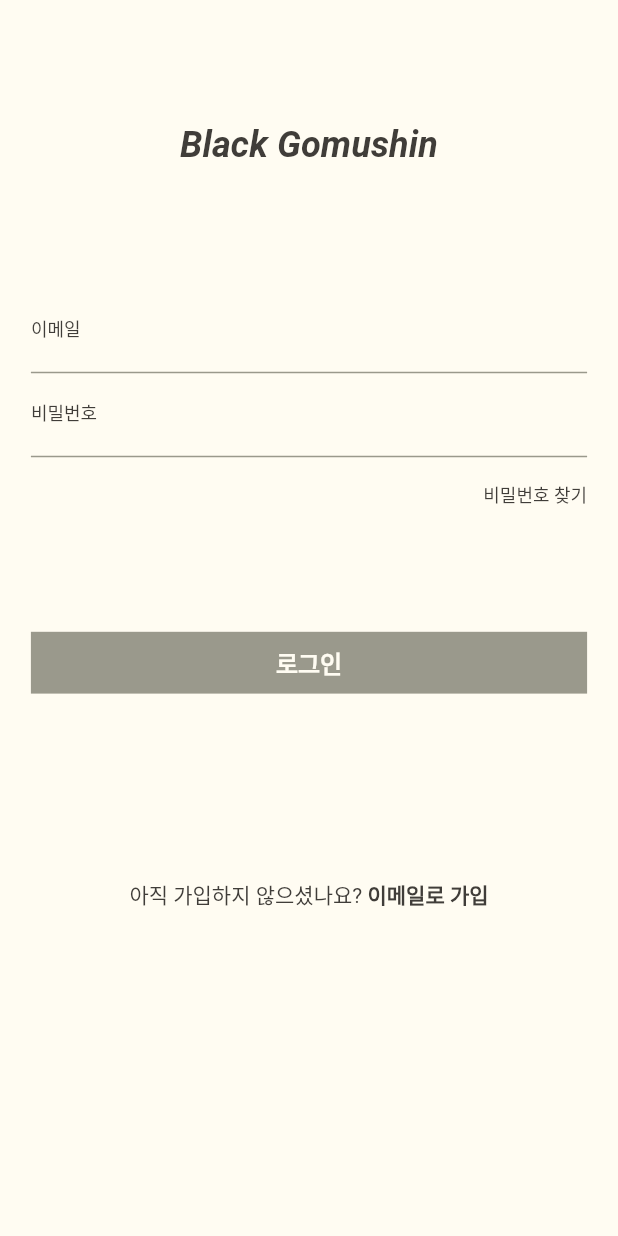
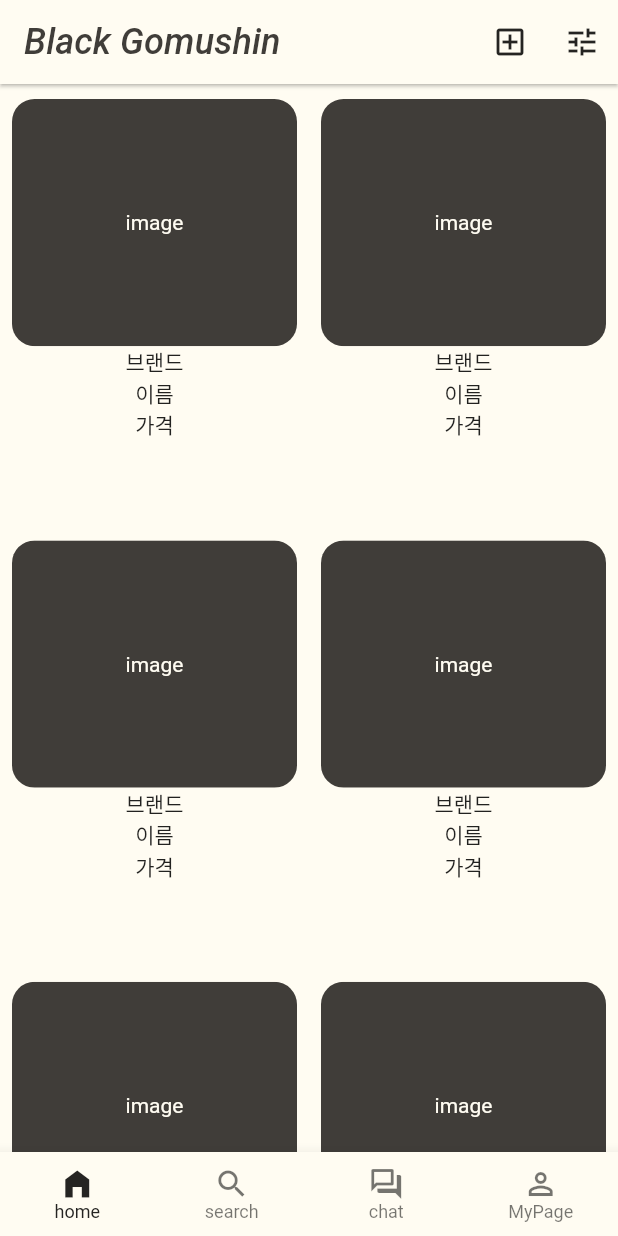
Before and after one commit to Koozzi/black-gomushin, a Flutter app: the screen it shows after launch, on a phone screen of 412 x 824 dp. Run offline on Flutter 3.47's test engine with Material 2 defaults, Android fonts, the phone set to English and light mode, and no system bars.

Commit message:
feat : main page Widget
GridView 이용하여 main page widget 구현

```diff
--- a/mobile/lib/main.dart
+++ b/mobile/lib/main.dart
@@ -1,3 +1,5 @@
+import 'pages/app.dart';
+
 import 'pages/auth/auth_page.dart';
 import 'package:flutter/material.dart';
 import 'package:provider/provider.dart';
@@ -13,11 +15,13 @@
   @override
   Widget build(BuildContext context) {
     return MaterialApp(
+      debugShowCheckedModeBanner: false,
       home: MultiProvider(
         providers: [
           ChangeNotifierProvider(create: (context) => SignInOrUp()),
         ],
-        child: AuthPage(),
+        // child: AuthPage(),
+        child: App(),
       ),
     );
   }
--- /dev/null
+++ b/mobile/lib/pages/app.dart
@@ -0,0 +1,83 @@
+import 'chat/chat.dart';
+import 'mypage/my_page.dart';
+import 'search/search.dart';
+import '../themes/color_styles.dart';
+import 'package:flutter/material.dart';
+
+import 'home/home.dart';
+
+class App extends StatefulWidget {
+  @override
+  _AppState createState() => _AppState();
+}
+
+class _AppState extends State<App> {
+  int _currentPageIndex;
+
+  @override
+  void initState() {
+    _currentPageIndex = 0;
+    super.initState();
+  }
+
+  @override
+  Widget build(BuildContext context) {
+    return Scaffold(
+      backgroundColor: ColorsZoo.background,
+      body: _buildBody(),
+      bottomNavigationBar: _buildBottomNavigationBar(),
+    );
+  }
+
+  BottomNavigationBar _buildBottomNavigationBar() {
+    return BottomNavigationBar(
+      backgroundColor: ColorsZoo.background,
+      onTap: (index) {
+        setState(() {
+          _currentPageIndex = index;
+        });
+      },
+      type: BottomNavigationBarType.fixed,
+      currentIndex: _currentPageIndex,
+      selectedItemColor: ColorsZoo.bottomNavColor,
+      selectedFontSize: 12,
+      items: [
+        _buildBottomNavigationBarItem(
+            "home", Icons.home_filled, Icons.home_outlined),
+        _buildBottomNavigationBarItem(
+            "search", Icons.search, Icons.search_outlined),
+        _buildBottomNavigationBarItem(
+            "chat", Icons.question_answer, Icons.question_answer_outlined),
+        _buildBottomNavigationBarItem(
+            "MyPage", Icons.person, Icons.perm_identity_outlined),
+      ],
+    );
+  }
+
+  BottomNavigationBarItem _buildBottomNavigationBarItem(
+      String label, IconData ativeIcon, IconData icon) {
+    return BottomNavigationBarItem(
+      activeIcon: Icon(ativeIcon),
+      label: label,
+      icon: Icon(icon),
+    );
+  }
+
+  Widget _buildBody() {
+    switch (_currentPageIndex) {
+      case 0:
+        return Home();
+        break;
+      case 1:
+        return Search();
+        break;
+      case 2:
+        return Chat();
+        break;
+      case 3:
+        return MyPage();
+        break;
+    }
+    return Container();
+  }
+}
--- a/mobile/lib/pages/auth/auth_page.dart
+++ b/mobile/lib/pages/auth/auth_page.dart
@@ -4,7 +4,7 @@
 import 'package:provider/provider.dart';
 
 class AuthPage extends StatelessWidget {
-  final TextEditingController _emailController = TextEditingController();
+  final TextEditingController _idController = TextEditingController();
   final TextEditingController _passwordController = TextEditingController();
 
   @override
@@ -56,7 +56,7 @@
                     ),
                     children: <TextSpan>[
                       TextSpan(
-                          text: ' 이메일로 가입',
+                          text: ' 회원가입',
                           style: TextStyle(
                               color: ColorsZoo.fontColor,
                               fontWeight: FontWeight.bold)),
@@ -103,17 +103,17 @@
         children: [
           TextFormField(
             style: TextStyle(color: ColorsZoo.fontColor),
-            controller: _emailController,
+            controller: _idController,
             decoration: InputDecoration(
                 enabledBorder: UnderlineInputBorder(
                   borderSide: BorderSide(color: ColorsZoo.lineColor),
                 ),
-                labelText: "이메일",
+                labelText: "아이디",
                 labelStyle:
                     TextStyle(color: ColorsZoo.fontColor, fontSize: 12)),
             validator: (String value) {
               if (value.isEmpty) {
-                return "올바른 이메일을 입력해주세요.";
+                return "올바른 아이디 입력해주세요.";
               }
               return null;
             },
--- /dev/null
+++ b/mobile/lib/pages/chat/chat.dart
@@ -0,0 +1,15 @@
+import 'package:flutter/material.dart';
+
+class Chat extends StatefulWidget {
+  @override
+  _ChatState createState() => _ChatState();
+}
+
+class _ChatState extends State<Chat> {
+  @override
+  Widget build(BuildContext context) {
+    return Container(
+      child: Center(child: Text("chat")),
+    );
+  }
+}
--- /dev/null
+++ b/mobile/lib/pages/home/home.dart
@@ -0,0 +1,90 @@
+import 'package:black_gomushin/themes/color_styles.dart';
+import 'package:flutter/material.dart';
+
+class Home extends StatefulWidget {
+  @override
+  _HomeState createState() => _HomeState();
+}
+
+class _HomeState extends State<Home> {
+  Size size;
+
+  @override
+  void didChangeDependencies() {
+    size = MediaQuery.of(context).size;
+    super.didChangeDependencies();
+  }
+
+  @override
+  Widget build(BuildContext context) {
+    return Scaffold(
+      backgroundColor: ColorsZoo.background,
+      appBar: _buildAppBar(),
+      body: _buildBody(),
+    );
+  }
+
+  GridView _buildBody() {
+    return GridView.builder(
+        gridDelegate: SliverGridDelegateWithFixedCrossAxisCount(
+          crossAxisCount: 2,
+          childAspectRatio: 0.7,
+        ),
+        itemCount: 10,
+        itemBuilder: (context, index) {
+          return Padding(
+            padding: const EdgeInsets.symmetric(horizontal: 8.0, vertical: 10),
+            child: Column(
+              children: [
+                ClipRRect(
+                  child: Container(
+                    width: size.width * 0.5,
+                    height: size.width * 0.4,
+                    color: ColorsZoo.fontColor,
+                    child: Center(
+                      child: Text(
+                        "image",
+                        style: TextStyle(color: ColorsZoo.fontColor2),
+                      ),
+                    ),
+                  ),
+                  borderRadius: BorderRadius.all(Radius.circular(15)),
+                ),
+                Text("브랜드"),
+                Text("이름"),
+                Text("가격"),
+              ],
+            ),
+          );
+        });
+  }
+
+  AppBar _buildAppBar() {
+    return AppBar(
+      title: Text(
+        "Black Gomushin",
+        style: TextStyle(
+            color: ColorsZoo.fontColor,
+            fontStyle: FontStyle.italic,
+            fontSize: 24),
+      ),
+      centerTitle: false,
+      backgroundColor: ColorsZoo.background,
+      elevation: 1,
+      actions: [
+        IconButton(
+          splashRadius: 1.0,
+          icon: Icon(Icons.add_box_outlined),
+          onPressed: () {},
+          color: ColorsZoo.bottomNavColor,
+        ),
+        IconButton(
+          splashRadius: 1.0,
+          icon: Icon(Icons.tune),
+          onPressed: () {},
+          color: ColorsZoo.bottomNavColor,
+        ),
+      ],
+    );
+  }
+}
--- /dev/null
+++ b/mobile/lib/pages/mypage/my_page.dart
@@ -0,0 +1,10 @@
+import 'package:flutter/material.dart';
+
+class MyPage extends StatelessWidget {
+  @override
+  Widget build(BuildContext context) {
+    return Container(
+      child: Center(child: Text("MyPage")),
+    );
+  }
+}
--- /dev/null
+++ b/mobile/lib/pages/search/search.dart
@@ -0,0 +1,15 @@
+import 'package:flutter/material.dart';
+
+class Search extends StatefulWidget {
+  @override
+  _SearchState createState() => _SearchState();
+}
+
+class _SearchState extends State<Search> {
+  @override
+  Widget build(BuildContext context) {
+    return Container(
+      child: Center(child: Text("search")),
+    );
+  }
+}
--- a/mobile/lib/themes/color_styles.dart
+++ b/mobile/lib/themes/color_styles.dart
@@ -8,4 +8,5 @@
   static const Color fontColor = Color.fromRGBO(64, 61, 57, 1);
   static const Color fontColor2 = Color.fromRGBO(255, 252, 242, 1);
   static const Color lineColor = Color.fromRGBO(154, 153, 140, 1);
+  static const Color bottomNavColor = Color.fromRGBO(37, 36, 34, 1);
 }
```
